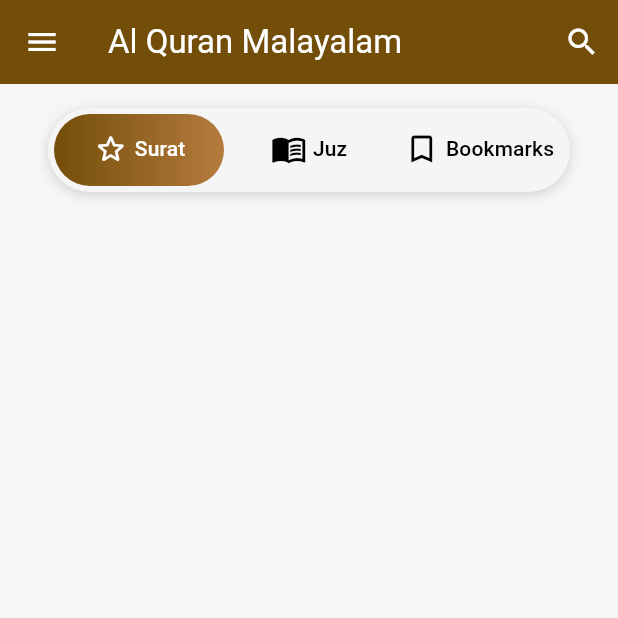
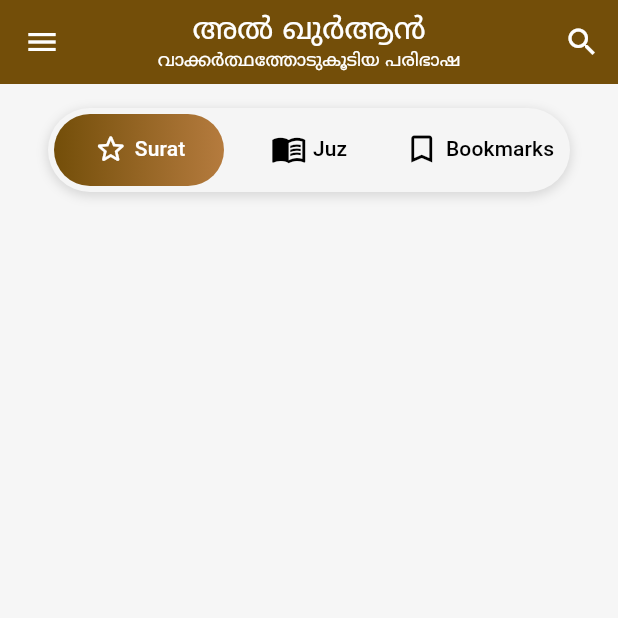
Before and after one commit to D4dx-Org/alquran_web, a Flutter app: the screen it shows after launch, on a phone screen of 412 x 824 dp, the top half of it. Run offline on Flutter 3.47's test engine with Material 3 defaults, Android fonts, the phone set to English and light mode, and no system bars; our stand-ins replace flutter_widget_from_html, get, get_storage, numberpicker, scroll_to_index, share_plus; network calls fail.

Commit message:
🌟 Update app bar with Malayalam title and subtitle

```diff
--- a/lib/pages/index/index_page.dart
+++ b/lib/pages/index/index_page.dart
@@ -22,9 +22,27 @@ class IndexPage extends StatelessWidget {
         appBar: AppBar(
           backgroundColor: Color(0xFF734E09),
           foregroundColor: Color(0xFFFFFFFF),
-          title: Text(
-            "Al Quran Malayalam",
+          title: Column(
+            mainAxisAlignment: MainAxisAlignment.center,
+            crossAxisAlignment: CrossAxisAlignment.center,
+            children: [
+              Text(
+                "അല്‍ ഖുര്‍ആന്‍",
+                style: TextStyle(
+                  fontSize: 20,
+                  fontFamily: 'NotoSansMalayalam',
+                ),
+              ),
+              Text(
+                "വാക്കര്‍ത്ഥത്തോടുകൂടിയ പരിഭാഷ",
+                style: TextStyle(
+                  fontSize: 12,
+                  fontFamily: 'NotoSansMalayalam',
+                ),
+              ),
+            ],
           ),
+          centerTitle: true,
           elevation: 0,
           actions: [
             Obx(() => IconButton(
```
Also changed, not shown: lib/pages/tranlisting/tranlisting_page.dart (+20 -2 lines).
